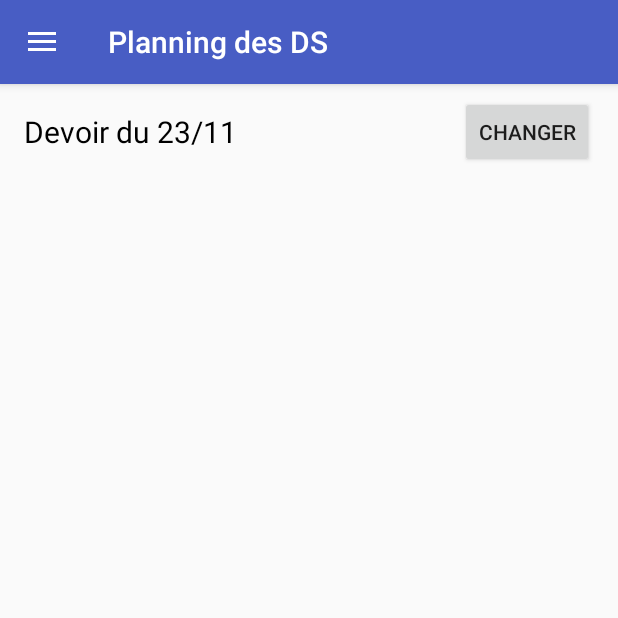
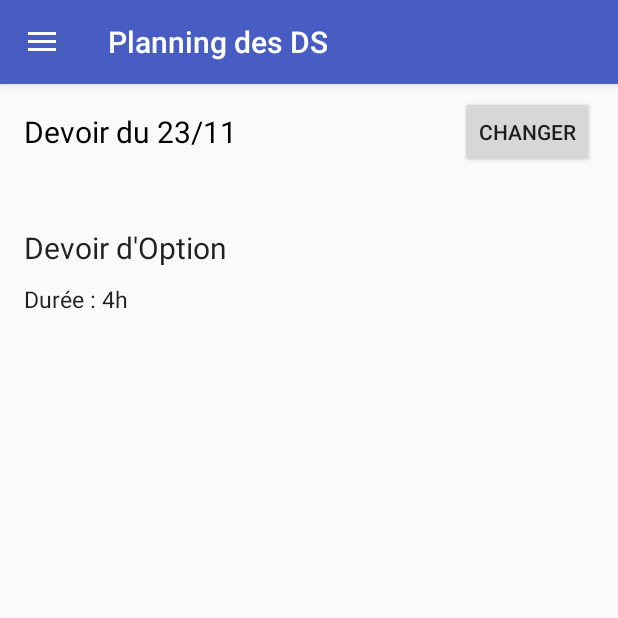
Before and after one commit to VictorColomb/mpstar, an Android app: the screen it shows after launch (MainActivity), in the side drawer, after a tap on "Planning des DS", on a phone screen of 412 x 824 dp, the top half of it. Run offline under Robolectric (Android 15) with nearby library versions, the phone set to English and light mode, and no system bars; our stand-ins replace navigation-ui; libraries missing offline, so code that uses them is left out: com.fasterxml.jackson, com.google.api.client; 4 statements that could not run were skipped.

Commit message:
DS fragment

```diff
--- a/app/src/main/java/com/example/mpstar/model/DS.kt
+++ b/app/src/main/java/com/example/mpstar/model/DS.kt
@@ -4,8 +4,8 @@ import java.util.*
 
 data class DS (
         val myDate : Date,
-        val MyDiscipline : String,
-        val myTime : String,
+        val myDiscipline : String,
+        val myDuration : String,
         val mySecondDiscipline : String,
         val mySecondDuration : String
 )
--- a/app/src/main/java/com/example/mpstar/save/FilesIO.kt
+++ b/app/src/main/java/com/example/mpstar/save/FilesIO.kt
@@ -3,6 +3,7 @@ package com.example.mpstar.save
 import android.content.Context
 import android.util.Log
 import android.widget.Toast
+import com.example.mpstar.model.DS
 import com.example.mpstar.model.Student
 import com.fasterxml.jackson.module.kotlin.jacksonObjectMapper
 import com.fasterxml.jackson.module.kotlin.readValue
@@ -10,11 +11,14 @@ import org.json.JSONException
 import java.io.BufferedReader
 import java.io.InputStreamReader
 import java.io.OutputStreamWriter
+import java.text.SimpleDateFormat
+import java.util.*
 
 class FilesIO(
         val context: Context
 ){
 
+    //<editor-fold desc="Read and Write Student data">
     fun writeStudentList(students: List<Student>){
         Log.i("mpstar", "Writing student list to save file")
         try {
@@ -81,7 +85,19 @@ class FilesIO(
             it.myName
         }
     }
+    //</editor-fold>
 
+
+    //<editor-fold desc="Read and Write DS data">
+    fun readDSList() :List<DS>{ // Read DS list from file
+        // FOR TESTING PURPOSES
+        val dt = SimpleDateFormat("yyyy/MM/dd", Locale.US)
+        return listOf(DS(dt.parse("2019/11/23")!!, "Option", "4h", "FALSE", "0"))
+    }
+    //</editor-fold>
+
+
+    //<editor-fold desc="JSON shit">
     private fun serializer(students: List<Student>): String{
         val mapper = jacksonObjectMapper()
         return mapper.writeValueAsString(students)
@@ -91,6 +107,7 @@ class FilesIO(
         val mapper = jacksonObjectMapper()
         return mapper.readValue(fileContents)
     }
+    //</editor-fold>
 
     companion object{
         const val filename : String = "mpStar.dat"
--- /dev/null
+++ b/app/src/main/java/com/example/mpstar/ui/planning_ds/PlanningDsFragment.kt
@@ -0,0 +1,126 @@
+package com.example.mpstar.ui.planning_ds
+
+import android.annotation.SuppressLint
+import android.app.DatePickerDialog
+import android.content.pm.ActivityInfo
+import android.os.Bundle
+import android.util.Log
+import android.view.LayoutInflater
+import android.view.View
+import android.view.ViewGroup
+import android.widget.Button
+import android.widget.TextView
+import androidx.fragment.app.Fragment
+import androidx.fragment.app.FragmentActivity
+import com.example.mpstar.R
+import com.example.mpstar.save.FilesIO
+import java.text.SimpleDateFormat
+import java.util.*
+
+class PlanningDsFragment : Fragment() {
+
+    //<editor-fold desc="Variables">
+    private lateinit var filesIO: FilesIO
+
+    private val c = Calendar.getInstance()
+    private val year = c.get(Calendar.YEAR)
+    private val month = c.get(Calendar.MONTH)
+    private val day = c.get(Calendar.DAY_OF_MONTH)
+    private val dt = SimpleDateFormat("dd/MM", Locale.US)
+    private val dtmd = SimpleDateFormat("dd/MM/yyyy", Locale.US)
+    private val dayOfWeek = SimpleDateFormat("EEE", Locale.US)
+    //</editor-fold>
+
+
+    //<editor-fold desc="Load DS from date sent by the DatePicker">
+    @SuppressLint("SetTextI18n")
+    private fun loadPlanningDs(selectedDate :Calendar) {
+        Log.i("mpstar", "Loading planning de colles for "+selectedDate.time.toString())
+        val dsList = filesIO.readDSList()
+        Log.i("mpstar", "Got DS list from FilesIO : $dsList")
+        var i=0
+        while (i<dsList.size && dsList[i].myDate != selectedDate.time) {
+            i+=1
+        }
+        if (i == dsList.size) { //if no ds found
+            val dsText1 = activity!!.findViewById<TextView>(R.id.dsText1)
+            dsText1.text = getString(R.string.no_ds_found)
+        } else { //if ds found
+            val selectedDS = dsList[i]
+            if (selectedDS.myDiscipline == "HOLIDAYS") {
+                val dsText1 = activity!!.findViewById<TextView>(R.id.dsText1)
+                dsText1.text = getString(R.string.holidays)
+            } else {
+                val dsText1 = activity!!.findViewById<TextView>(R.id.dsText1)
+                val dsText2 = activity!!.findViewById<TextView>(R.id.dsText2)
+                if (listOf("A","E","I","O","U").contains(selectedDS.myDiscipline[0].toString())) {
+                    dsText1.text = "Devoir d'"+selectedDS.myDiscipline
+                } else {
+                    dsText1.text = "Devoir de "+selectedDS.myDiscipline
+                }
+                dsText2.text = "Durée : "+selectedDS.myDuration
+                if (selectedDS.mySecondDiscipline != "FALSE") {
+                    val dsText3 = activity!!.findViewById<TextView>(R.id.dsText3)
+                    val dsText4 = activity!!.findViewById<TextView>(R.id.dsText4)
+                    if (listOf("A","E","I","O","U").contains(selectedDS.mySecondDiscipline[0].toString())) {
+                        dsText3.text = "Devoir d'"+selectedDS.mySecondDiscipline
+                    } else {
+                        dsText3.text = "Devoir de "+selectedDS.mySecondDiscipline
+                    }
+                    dsText4.text = "Durée : "+selectedDS.mySecondDuration
+                }
+            }
+        }
+    }
+    //</editor-fold>
+
+
+    //<editor-fold desc="DatePicker popup">
+    @SuppressLint("SetTextI18n")
+    private fun selectDate() {
+        val selectedDateView = activity?.findViewById<TextView>(R.id.dsSelectedDate)
+        val datePicker = DatePickerDialog(context!!, { _, syear, smonth, sday ->
+            val selectedDate = Calendar.getInstance()
+            val ssmonth = smonth+1
+            selectedDate.time = dtmd.parse("$sday/$ssmonth/$syear")!!
+            while (dayOfWeek.format(selectedDate.time) != "Sat") {
+                selectedDate.add(Calendar.DAY_OF_MONTH, 1)
+            }
+            selectedDateView?.text = "Devoir du "+dt.format(selectedDate.time)
+            loadPlanningDs(selectedDate)
+        }, year, month, day)
+        datePicker.show()
+    }
+    //</editor-fold>
+
+
+    //<editor-fold desc="onCreateView and onResume">
+    override fun onCreateView(inflater: LayoutInflater,
+                              container: ViewGroup?, savedInsatnceState: Bundle?): View? {
+        Objects.requireNonNull<FragmentActivity>(activity).requestedOrientation = ActivityInfo.SCREEN_ORIENTATION_UNSPECIFIED
+
+        c.time = Date()
+        while (dayOfWeek.format(c.time) != "Sat") {
+            c.add(Calendar.DAY_OF_MONTH, 1)
+        }
+        c.time = dtmd.parse(dtmd.format(c.time))!!
+
+        filesIO = FilesIO(context!!)
+
+        return inflater.inflate(R.layout.fragment_planning_ds, container, false)
+    }
+
+    @SuppressLint("SetTextI18n")
+    override fun onResume() {
+        super.onResume()
+
+        val selectDateButton = activity!!.findViewById<Button>(R.id.dsSelectDateButton)
+        selectDateButton.setOnClickListener{
+            selectDate()
+        }
+        val collesSelectedDate = activity!!.findViewById<TextView>(R.id.dsSelectedDate)
+        collesSelectedDate.text = "Devoir du "+dt.format(c.time)
+        loadPlanningDs(c)
+    }
+    //</editor-fold>
+}
--- a/app/src/main/java/com/example/mpstar/ui/planning_ds/planning_dsFragment.kt
+++ /dev/null
@@ -1,78 +0,0 @@
-package com.example.mpstar.ui.planning_ds
-
-import android.annotation.SuppressLint
-import android.app.DatePickerDialog
-import android.content.pm.ActivityInfo
-import android.os.Bundle
-import android.util.Log
-import android.view.LayoutInflater
-import android.view.View
-import android.view.ViewGroup
-import android.widget.Button
-import android.widget.TextView
-import androidx.fragment.app.Fragment
-import androidx.fragment.app.FragmentActivity
-
-import com.example.mpstar.R
-import com.example.mpstar.ui.planning_colles.Colle1Fragment
-import com.example.mpstar.ui.planning_colles.Colle2Fragment
-import com.example.mpstar.ui.planning_colles.TabAdapter
-import java.text.SimpleDateFormat
-import java.util.*
-
-class planning_dsFragment : Fragment() {
-
-    private val c = Calendar.getInstance()
-    private val year = c.get(Calendar.YEAR)
-    private val month = c.get(Calendar.MONTH)
-    private val day = c.get(Calendar.DAY_OF_MONTH)
-    private val dt = SimpleDateFormat("dd/MM", Locale.US)
-    private val dtmd = SimpleDateFormat("dd/MM/yyyy", Locale.US)
-    private val dayOfWeek = SimpleDateFormat("EEE", Locale.US)
-
-    fun loadPlanningDs(selectDate :Calendar) {
-        Log.i("mpstar", "Would load planning de colles for "+dtmd.format(selectDate.time))
-    }
-
-    @SuppressLint("SetTextI18n")
-    private fun selectDate() {
-        val selectedDateView = activity?.findViewById<TextView>(R.id.dsSelectedDate)
-        val datePicker = DatePickerDialog(context!!, { _, syear, smonth, sday ->
-            val selectedDate = Calendar.getInstance()
-            val ssmonth = smonth+1
-            selectedDate.time = dtmd.parse("$sday/$ssmonth/$syear")!!
-            while (dayOfWeek.format(selectedDate.time) != "Sat") {
-                selectedDate.add(Calendar.DAY_OF_MONTH, 1)
-            }
-            selectedDateView?.text = "Devoir du "+dt.format(selectedDate.time)
-            loadPlanningDs(selectedDate)
-        }, year, month, day)
-        datePicker.show()
-    }
-
-    override fun onCreateView(inflater: LayoutInflater,
-                              container: ViewGroup?, savedInsatnceState: Bundle?): View? {
-        Objects.requireNonNull<FragmentActivity>(activity).requestedOrientation = ActivityInfo.SCREEN_ORIENTATION_UNSPECIFIED
-
-        c.time = Date()
-        while (dayOfWeek.format(c.time) != "Sat") {
-            c.add(Calendar.DAY_OF_MONTH, 1)
-        }
-
-        return inflater.inflate(R.layout.fragment_planning_ds, container, false)
-    }
-
-    @SuppressLint("SetTextI18n")
-    override fun onResume() {
-        super.onResume()
-
-        val selectDateButton = activity!!.findViewById<Button>(R.id.dsSelectDateButton)
-        selectDateButton.setOnClickListener{
-            selectDate()
-        }
-        val collesSelectedDate = activity!!.findViewById<TextView>(R.id.dsSelectedDate)
-        collesSelectedDate.text = "Devoir du "+dt.format(c.time)
-
-
-    }
-}
--- a/app/src/main/res/layout/fragment_planning_ds.xml
+++ b/app/src/main/res/layout/fragment_planning_ds.xml
@@ -31,4 +31,64 @@
         app:layout_constraintEnd_toEndOf="parent"
         app:layout_constraintTop_toTopOf="parent" />
 
+    <TextView
+        android:id="@+id/dsText1"
+        android:layout_width="0dp"
+        android:layout_height="wrap_content"
+        android:layout_marginStart="16dp"
+        android:layout_marginTop="50dp"
+        android:layout_marginEnd="16dp"
+        android:ems="10"
+        android:text="@string/empty"
+        android:textAppearance="@style/TextAppearance.AppCompat.Body1"
+        android:textSize="20sp"
+        app:layout_constraintEnd_toEndOf="parent"
+        app:layout_constraintStart_toStartOf="parent"
+        app:layout_constraintTop_toBottomOf="@+id/dsSelectedDate" />
+
+    <TextView
+        android:id="@+id/dsText2"
+        android:layout_width="0dp"
+        android:layout_height="wrap_content"
+        android:layout_marginStart="16dp"
+        android:layout_marginTop="10dp"
+        android:layout_marginEnd="16dp"
+        android:ems="10"
+        android:text="@string/empty"
+        android:textAppearance="@style/TextAppearance.AppCompat.Body1"
+        android:textSize="15sp"
+        app:layout_constraintEnd_toEndOf="parent"
+        app:layout_constraintStart_toStartOf="parent"
+        app:layout_constraintTop_toBottomOf="@+id/dsText1" />
+
+    <TextView
+        android:id="@+id/dsText3"
+        android:layout_width="0dp"
+        android:layout_height="wrap_content"
+        android:layout_marginStart="16dp"
+        android:layout_marginTop="45dp"
+        android:layout_marginEnd="16dp"
+        android:ems="10"
+        android:text="@string/empty"
+        android:textAppearance="@style/TextAppearance.AppCompat.Body1"
+        android:textSize="20sp"
+        app:layout_constraintEnd_toEndOf="parent"
+        app:layout_constraintStart_toStartOf="parent"
+        app:layout_constraintTop_toBottomOf="@+id/dsText2" />
+
+    <TextView
+        android:id="@+id/dsText4"
+        android:layout_width="0dp"
+        android:layout_height="wrap_content"
+        android:layout_marginStart="16dp"
+        android:layout_marginTop="10dp"
+        android:layout_marginEnd="16dp"
+        android:ems="10"
+        android:text="@string/empty"
+        android:textAppearance="@style/TextAppearance.AppCompat.Body1"
+        android:textSize="15sp"
+        app:layout_constraintEnd_toEndOf="parent"
+        app:layout_constraintStart_toStartOf="parent"
+        app:layout_constraintTop_toBottomOf="@+id/dsText3" />
+
 </androidx.constraintlayout.widget.ConstraintLayout>
--- a/app/src/main/res/navigation/mobile_navigation.xml
+++ b/app/src/main/res/navigation/mobile_navigation.xml
@@ -19,7 +19,7 @@
 
     <fragment
         android:id="@+id/nav_planning_ds"
-        android:name="com.example.mpstar.ui.planning_ds.planning_dsFragment"
+        android:name="com.example.mpstar.ui.planning_ds.PlanningDsFragment"
         android:label="@string/menu_planning_ds"
         tools:layout="@layout/fragment_planning_ds" />
 
--- a/app/src/main/res/values/strings.xml
+++ b/app/src/main/res/values/strings.xml
@@ -22,6 +22,9 @@
     <string name="not_again">Ne plus demander</string>
     <string name="name_spinner">Nom</string>
 
+    <string name="holidays">Pas de DS cette semaine, c\'est les vacances !</string>
+    <string name="no_ds_found">Pas de DS trouvé pour cette date...</string>
+
     <!-- SETTINGS -->
     <string name="settings_notifications_header">Notifications</string>
     <string name="settings_notifications_activated">Activer les notifications</string>
```
